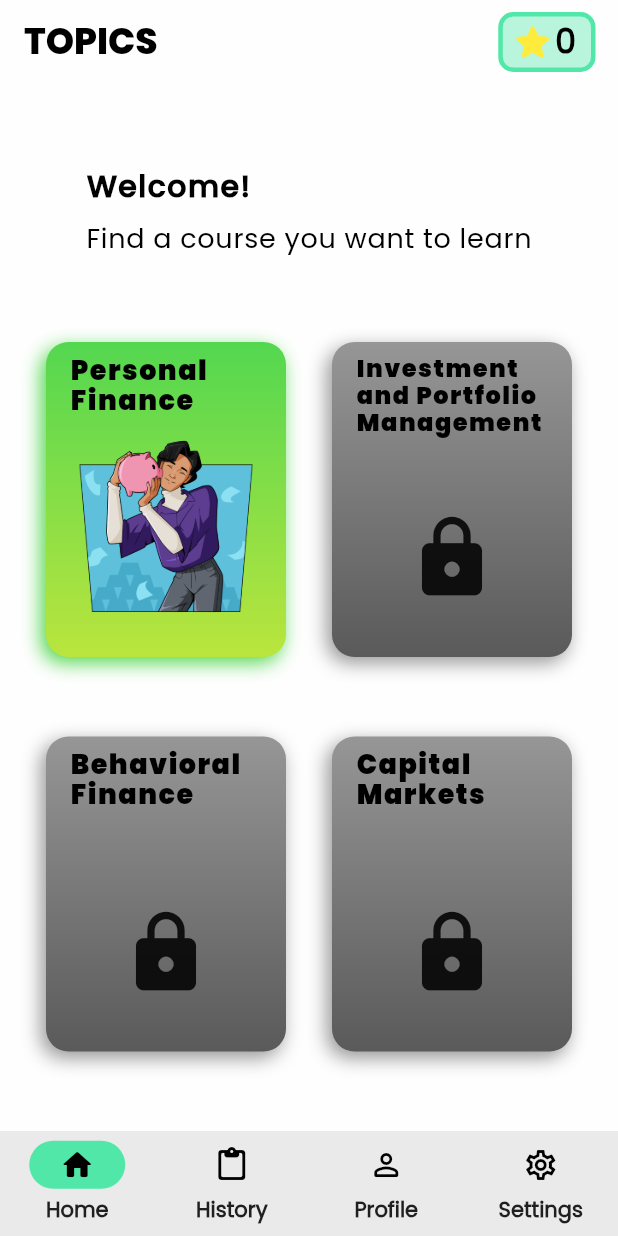
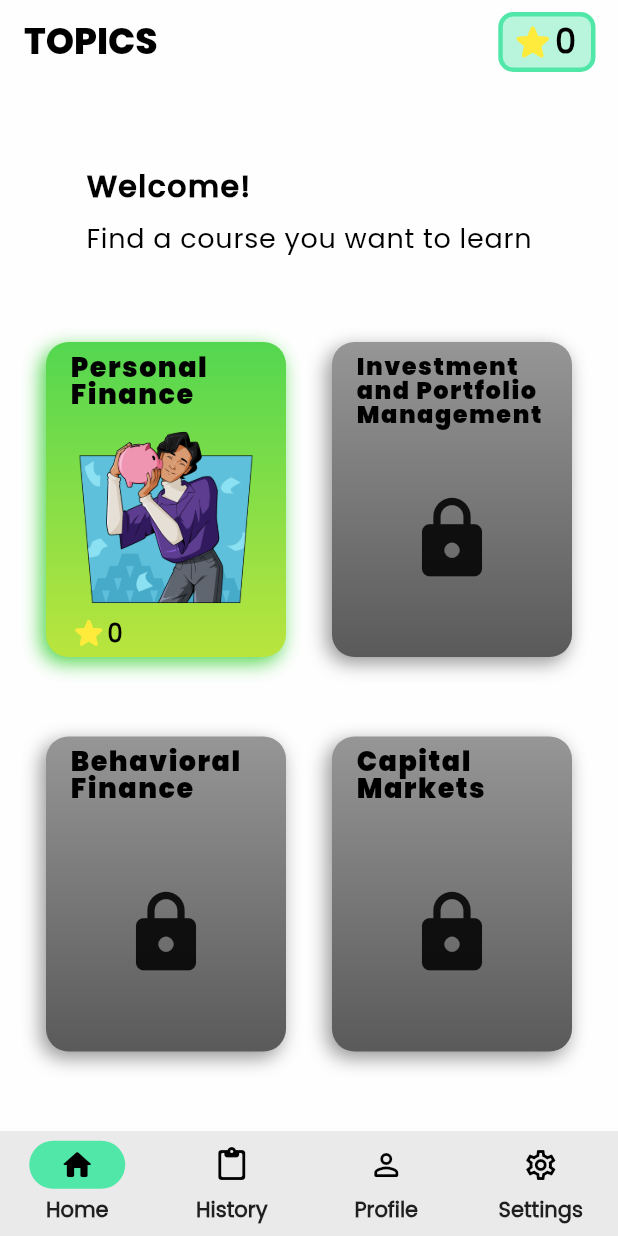
Before and after one commit to jelloalmoite/investor-quiz-app, a Flutter app: the screen it shows after launch, on a phone screen of 412 x 824 dp. Run offline on Flutter 3.47's test engine with Material 2 defaults, Android fonts, the light colour scheme and no system bars; drawn by our look-alikes of auto_size_text; our stand-ins replace animated_splash_screen, hive, hive_flutter, page_transition, percent_indicator, rating_dialog and 3 more; missing offline and left inert: launch_review; accounts and stored records are empty.

Commit message:
Profile/categoryStats no data validation & home indiv category score

```diff
--- a/lib/pages/home.dart
+++ b/lib/pages/home.dart
@@ -1,10 +1,11 @@
 import 'package:auto_size_text/auto_size_text.dart';
 import 'package:flutter/material.dart';
+import 'package:investor_quizapp/pages/historyCategory.dart';
 import '/pages/profile.dart';
 import '/pages/categorypage.dart';
 import 'package:hive_flutter/hive_flutter.dart';
 
-var cat1 = 0, cat2 = 0, cat3 = 0;
+var cat1 = 0, cat2 = 0, cat3 = 0, cat4 = 0;
 
 class HomePage extends StatefulWidget {
   const HomePage({Key? key}) : super(key: key);
@@ -21,6 +22,7 @@ class _HomePageState extends State<HomePage> {
       cat1 = catlevel.get('Personal_FinancenumCorrect');
       cat2 = catlevel.get('Investment_and_Portfolio_ManagementnumCorrect');
       cat3 = catlevel.get('Behavioral_FinancenumCorrect');
+      cat4 = catlevel.get('Capital_MarketnumCorrect');
     }
     tS = catlevel.get('totalScore');
 
@@ -68,7 +70,8 @@ class _HomePageState extends State<HomePage> {
   categoryBGColor(String title, Color color, int grayColorNo) {
     List<Color> grayColor = [
       const Color.fromRGBO(150, 150, 150, 100),
-      const Color.fromRGBO(90, 90, 90, 100)
+      const Color.fromRGBO(90, 90, 90, 100),
+      Colors.transparent
     ];
     if (title == 'Personal Finance') {
       return color;
@@ -102,7 +105,7 @@ class _HomePageState extends State<HomePage> {
   }
 
   Widget category(String title, String image, Color color1, Color color2,
-      VoidCallback func) {
+      VoidCallback func, int catNo) {
     return Container(
       height: 210,
       width: 160,
@@ -140,13 +143,31 @@ class _HomePageState extends State<HomePage> {
                       fontSize: 18,
                       fontFamily: 'Poppins-Black',
                       fontWeight: FontWeight.w900,
-                      height: 1.1,
+                      height: 1,
                       letterSpacing: 1,
                     )),
               ),
               Align(
-                alignment: const Alignment(0, 0.6),
+                alignment: const Alignment(0, 0.4),
                 child: cardImage(title, image),
+              ),
+              Align(
+                alignment: const Alignment(0, 1.08),
+                child: Row(
+                  mainAxisAlignment: MainAxisAlignment.start,
+                  children: [
+                    Icon(Icons.star_rounded,
+                        size: 25,
+                        color: categoryBGColor(title, Colors.yellow, 2)),
+                    Text(catNo.toString(),
+                        style: TextStyle(
+                          color: categoryBGColor(title, Colors.black, 2),
+                          fontSize: 16,
+                          fontFamily: 'Poppins',
+                          fontWeight: FontWeight.bold,
+                        )),
+                  ],
+                ),
               ),
             ],
           ),
@@ -243,6 +264,7 @@ class _HomePageState extends State<HomePage> {
                   const Color.fromRGBO(83, 215, 80, 1),
                   const Color.fromRGBO(186, 229, 61, 1),
                   () => {toCategoryPage(1)},
+                  cat1,
                 ),
                 category(
                   'Investment and Portfolio Management',
@@ -262,6 +284,7 @@ class _HomePageState extends State<HomePage> {
                         )),
                       }
                   },
+                  cat2,
                 ),
               ],
             ),
@@ -288,6 +311,7 @@ class _HomePageState extends State<HomePage> {
                         )),
                       }
                   },
+                  cat3,
                 ),
                 category(
                   'Capital Markets',
@@ -307,6 +331,7 @@ class _HomePageState extends State<HomePage> {
                         )),
                       }
                   },
+                  cat4,
                 ),
               ],
             ),
```
Also changed, not shown: lib/pages/categoryStats.dart (+28 -5 lines), lib/pages/profile.dart (+5 -15 lines).
